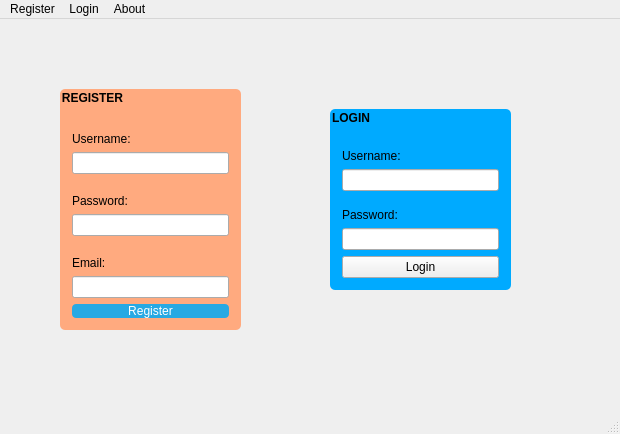
First picture: the form in mainwindow.ui, repository MikeSharko/ParkinAppQT, before the edit.
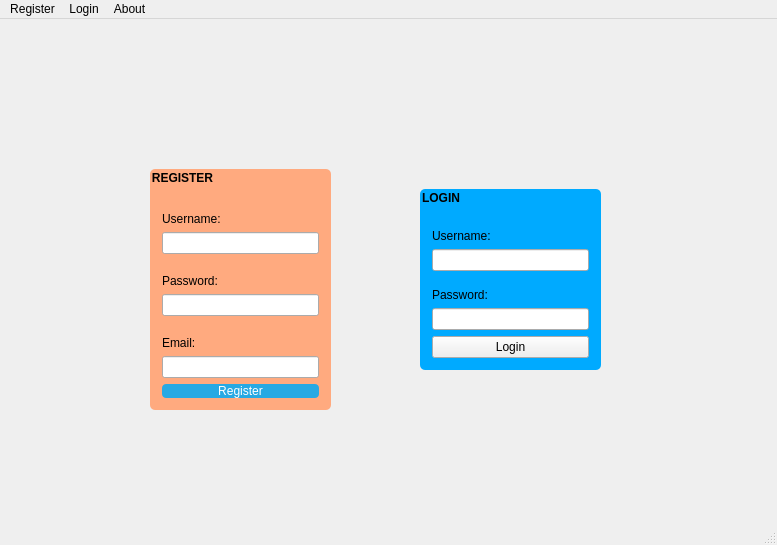
Second picture: the form after the edit. Icons and pictures are not drawn.

Diff of the .ui file:
```diff
--- a/mainwindow.ui
+++ b/mainwindow.ui
@@ -9,8 +9,8 @@
    <rect>
     <x>0</x>
     <y>0</y>
-    <width>620</width>
-    <height>434</height>
+    <width>777</width>
+    <height>545</height>
    </rect>
   </property>
   <property name="baseSize">
@@ -73,8 +73,8 @@
    <widget class="QGroupBox" name="loginForm">
     <property name="geometry">
      <rect>
-      <x>330</x>
-      <y>90</y>
+      <x>420</x>
+      <y>170</y>
       <width>181</width>
       <height>181</height>
      </rect>
@@ -125,8 +125,8 @@
    <widget class="QGroupBox" name="registerForm">
     <property name="geometry">
      <rect>
-      <x>60</x>
-      <y>70</y>
+      <x>150</x>
+      <y>150</y>
       <width>181</width>
       <height>241</height>
      </rect>
@@ -197,7 +197,7 @@
     <rect>
      <x>0</x>
      <y>0</y>
-     <width>620</width>
+     <width>777</width>
      <height>21</height>
     </rect>
    </property>
```
